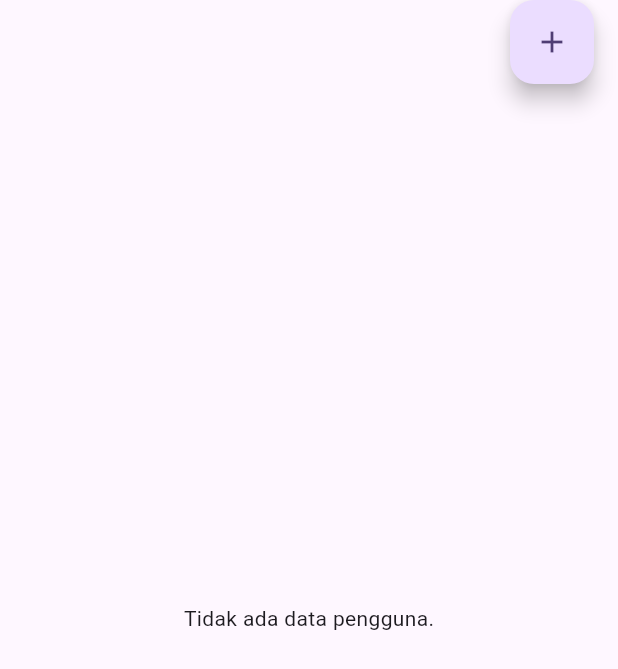
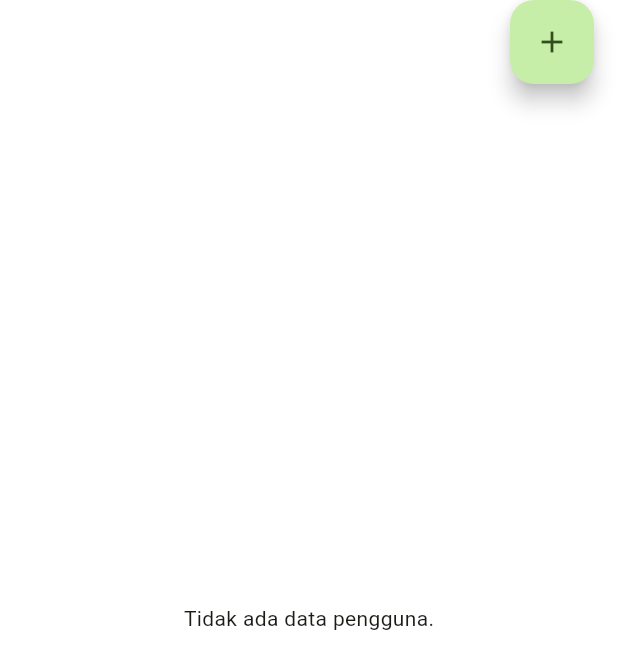
Before and after one commit to Habibieproject/ppkd_b7, a Flutter app: the DataUserDay18 screen opened directly, on a phone screen of 412 x 824 dp. Shown: the top 669 px of the screen. Run offline on Flutter 3.47's test engine with Material 3 defaults, Android fonts, the phone set to English and light mode, and no system bars; our stand-ins replace confetti, fluttertoast, image_picker, lottie, shared_preferences, shimmer_animation and 1 more; missing offline and left inert: bottom_navigator; accounts and stored records are empty.

Commit message:
Day 20 Fondasi Project

```diff
--- /dev/null
+++ b/lib/day_20/constants/app_colors.dart
@@ -0,0 +1,7 @@
+import 'package:flutter/material.dart';
+
+class AppColors {
+  AppColors._();
+  static const primaryColor = Color(0xFF486C2F);
+  static const secondaryColor = Color(0xFFF1E5A1);
+}
--- /dev/null
+++ b/lib/day_20/constants/app_constants.dart
@@ -0,0 +1,4 @@
+class AppConstants {
+  AppConstants._();
+  static const String version = "1.0";
+}
--- /dev/null
+++ b/lib/day_20/constants/app_theme.dart
@@ -0,0 +1,33 @@
+import 'package:flutter/material.dart';
+
+import 'app_colors.dart';
+import 'app_typography.dart';
+
+class AppTheme {
+  AppTheme._();
+  static ThemeData light = ThemeData(
+    useMaterial3: true,
+    scaffoldBackgroundColor: Colors.white,
+    colorScheme: ColorScheme.fromSeed(
+      seedColor: AppColors.primaryColor,
+      secondary: AppColors.secondaryColor,
+    ),
+    textTheme: TextTheme(
+      headlineLarge: AppTextStyles.heading1,
+      // bodyMedium: AppTextStyles.body,
+    ),
+  );
+
+  static ThemeData dark = ThemeData(
+    useMaterial3: true,
+    scaffoldBackgroundColor: Colors.black,
+    colorScheme: ColorScheme.fromSeed(
+      seedColor: AppColors.primaryColor,
+      secondary: AppColors.secondaryColor,
+    ),
+    textTheme: TextTheme(
+      headlineLarge: AppTextStyles.heading1,
+      // bodyMedium: AppTextStyles.body,
+    ),
+  );
+}
--- /dev/null
+++ b/lib/day_20/constants/app_typography.dart
@@ -0,0 +1,9 @@
+import 'package:flutter/painting.dart';
+
+class AppTextStyles {
+  AppTextStyles._();
+  static const TextStyle heading1 = TextStyle(
+    fontSize: 24,
+    fontWeight: FontWeight.bold,
+  );
+}
```
Also changed, not shown: lib/day_20/constants/app_images.dart (added, +7 -0 lines), lib/day_20/views/test_day_20.dart (added, +77 -0 lines), lib/main.dart (+9 -6 lines), pubspec.yaml (+7 -0 lines), assets/images/logo.png (added), pubspec.lock, 37 other files.
